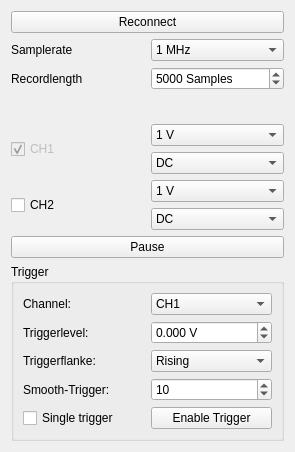
Above: Hantek6022/Hantek6022/hantek.ui from Haschtl/RTOC-Plugins before the change. Below: the same form after it.
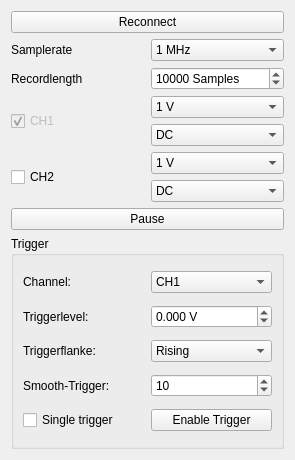
That is the form after the change. Icons and pictures are not drawn.

Commit message: optimized trigger

Diff of the .ui file:
```diff
--- a/Hantek6022/Hantek6022/hantek.ui
+++ b/Hantek6022/Hantek6022/hantek.ui
@@ -7,7 +7,7 @@
     <x>0</x>
     <y>0</y>
     <width>295</width>
-    <height>452</height>
+    <height>460</height>
    </rect>
   </property>
   <property name="windowTitle">
@@ -23,48 +23,6 @@
    </item>
    <item>
     <layout class="QGridLayout" name="gridLayout">
-     <item row="3" column="1">
-      <layout class="QVBoxLayout" name="verticalLayout_2">
-       <item>
-        <widget class="QComboBox" name="channel1VoltPDivComboBox">
-         <item>
-          <property name="text">
-           <string>1 V</string>
-          </property>
-         </item>
-         <item>
-          <property name="text">
-           <string>2.6 V</string>
-          </property>
-         </item>
-         <item>
-          <property name="text">
-           <string>5 V</string>
-          </property>
-         </item>
-         <item>
-          <property name="text">
-           <string>10 V</string>
-          </property>
-         </item>
-        </widget>
-       </item>
-       <item>
-        <widget class="QComboBox" name="channel1ACDCComboBox">
-         <item>
-          <property name="text">
-           <string>DC</string>
-          </property>
-         </item>
-         <item>
-          <property name="text">
-           <string>AC</string>
-          </property>
-         </item>
-        </widget>
-       </item>
-      </layout>
-     </item>
      <item row="1" column="0">
       <widget class="QLabel" name="label_2">
        <property name="text">
@@ -72,38 +30,47 @@
        </property>
       </widget>
      </item>
-     <item row="0" column="0">
-      <widget class="QLabel" name="label">
-       <property name="text">
-        <string>Samplerate</string>
-       </property>
-      </widget>
-     </item>
-     <item row="3" column="0">
-      <widget class="QCheckBox" name="channel1CheckBox">
-       <property name="enabled">
-        <bool>false</bool>
-       </property>
-       <property name="text">
-        <string>CH1</string>
-       </property>
-       <property name="checked">
-        <bool>true</bool>
-       </property>
-      </widget>
-     </item>
-     <item row="2" column="0">
-      <spacer name="verticalSpacer">
-       <property name="orientation">
-        <enum>Qt::Vertical</enum>
-       </property>
-       <property name="sizeHint" stdset="0">
-        <size>
-         <width>20</width>
-         <height>40</height>
-        </size>
-       </property>
-      </spacer>
+     <item row="2" column="1">
+      <layout class="QVBoxLayout" name="verticalLayout_2">
+       <item>
+        <widget class="QComboBox" name="channel1VoltPDivComboBox">
+         <item>
+          <property name="text">
+           <string>1 V</string>
+          </property>
+         </item>
+         <item>
+          <property name="text">
+           <string>2.6 V</string>
+          </property>
+         </item>
+         <item>
+          <property name="text">
+           <string>5 V</string>
+          </property>
+         </item>
+         <item>
+          <property name="text">
+           <string>10 V</string>
+          </property>
+         </item>
+        </widget>
+       </item>
+       <item>
+        <widget class="QComboBox" name="channel1ACDCComboBox">
+         <item>
+          <property name="text">
+           <string>DC</string>
+          </property>
+         </item>
+         <item>
+          <property name="text">
+           <string>AC</string>
+          </property>
+         </item>
+        </widget>
+       </item>
+      </layout>
      </item>
      <item row="0" column="1">
       <widget class="QComboBox" name="samplerateComboBox">
@@ -162,14 +129,34 @@
        </item>
       </widget>
      </item>
-     <item row="4" column="0">
+     <item row="3" column="0">
       <widget class="QCheckBox" name="channel2CheckBox">
        <property name="text">
         <string>CH2</string>
        </property>
       </widget>
      </item>
-     <item row="4" column="1">
+     <item row="0" column="0">
+      <widget class="QLabel" name="label">
+       <property name="text">
+        <string>Samplerate</string>
+       </property>
+      </widget>
+     </item>
+     <item row="2" column="0">
+      <widget class="QCheckBox" name="channel1CheckBox">
+       <property name="enabled">
+        <bool>false</bool>
+       </property>
+       <property name="text">
+        <string>CH1</string>
+       </property>
+       <property name="checked">
+        <bool>true</bool>
+       </property>
+      </widget>
+     </item>
+     <item row="3" column="1">
       <layout class="QVBoxLayout" name="verticalLayout">
        <item>
         <widget class="QComboBox" name="channel2VoltPDivComboBox">
@@ -220,7 +207,7 @@
         <number>200000</number>
        </property>
        <property name="value">
-        <number>5000</number>
+        <number>10000</number>
        </property>
       </widget>
      </item>
```
The commit also changes 2 other files.
